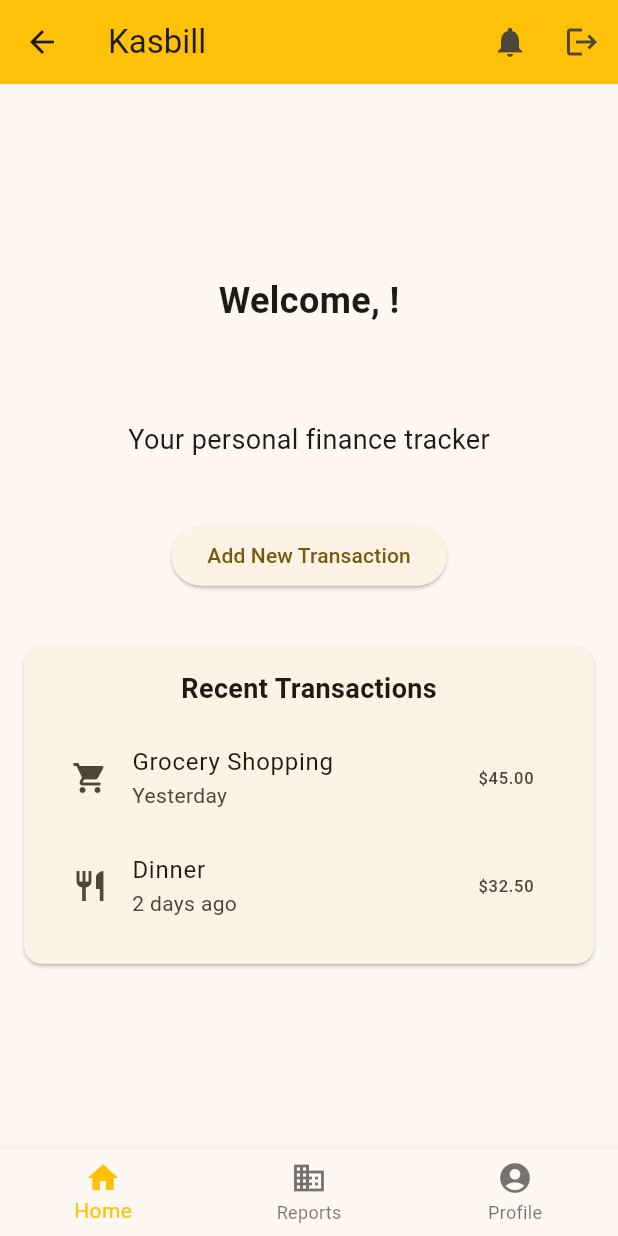
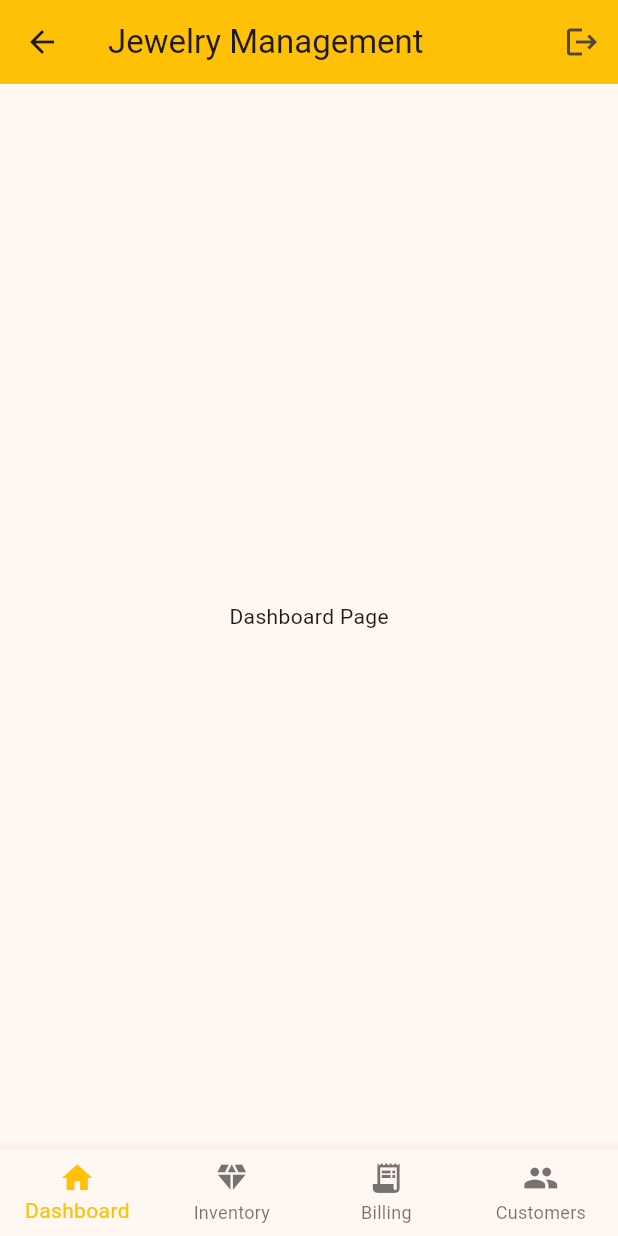
Before and after one commit to kali23041/kasbill-frontend, a Flutter app: the HomePage screen opened by its route, on a phone screen of 412 x 824 dp. Run offline on Flutter 3.47's test engine with Material 3 defaults, Android fonts, the phone set to English and light mode, and no system bars; our stand-ins replace cloud_firestore, firebase_auth, firebase_core, google_sign_in; accounts and stored records are empty; network calls fail.

Commit message:
navbar items added

```diff
--- a/lib/components/navbar.dart
+++ b/lib/components/navbar.dart
@@ -13,18 +13,23 @@ class Navbar extends StatelessWidget {
   @override
   Widget build(BuildContext context) {
     return BottomNavigationBar(
+      type: BottomNavigationBarType.fixed,
       items: const <BottomNavigationBarItem>[
         BottomNavigationBarItem(
           icon: Icon(Icons.home),
-          label: 'Home',
+          label: 'Dashboard',
         ),
         BottomNavigationBarItem(
-          icon: Icon(Icons.business),
-          label: 'Reports',
+          icon: Icon(Icons.diamond),
+          label: 'Inventory',
         ),
         BottomNavigationBarItem(
-          icon: Icon(Icons.account_circle),
-          label: 'Profile',
+          icon: Icon(Icons.receipt_long),
+          label: 'Billing',
+        ),
+        BottomNavigationBarItem(
+          icon: Icon(Icons.people),
+          label: 'Customers',
         ),
       ],
       currentIndex: selectedIndex,
--- a/lib/home_page.dart
+++ b/lib/home_page.dart
@@ -1,6 +1,10 @@
 import 'package:flutter/material.dart';
 import 'package:firebase_auth/firebase_auth.dart';
 import 'components/navbar.dart';
+import 'pages/dashboard_page.dart';
+import 'pages/inventory_page.dart';
+import 'pages/billing_page.dart';
+import 'pages/customers_page.dart';
 
 class HomePage extends StatefulWidget {
   const HomePage({super.key});
@@ -34,92 +38,26 @@ class _HomePageState extends State<HomePage> {
 
   @override
   Widget build(BuildContext context) {
-    User? currentUser = _auth.currentUser;
+    // List of pages to display based on navigation bar selection
+    final List<Widget> pages = [
+      const DashboardPage(),
+      const InventoryPage(),
+      const BillingPage(),
+      const CustomersPage(),
+    ];
 
     return Scaffold(
       appBar: AppBar(
-        title: const Text('Kasbill'),
+        title: const Text('Jewelry Management'),
         backgroundColor: Colors.amber,
         actions: [
-          IconButton(
-            icon: const Icon(Icons.notifications),
-            onPressed: () {
-              // Add notification functionality
-            },
-          ),
           IconButton(
             icon: const Icon(Icons.logout),
             onPressed: _signOut,
           ),
         ],
       ),
-      body: Center(
-        child: Column(
-          mainAxisAlignment: MainAxisAlignment.center,
-          children: <Widget>[
-            if (currentUser?.photoURL != null)
-              CircleAvatar(
-                radius: 50,
-                backgroundImage: NetworkImage(currentUser!.photoURL!),
-              ),
-            const SizedBox(height: 20),
-            Text(
-              'Welcome, ${currentUser?.displayName ?? 'User'}!',
-              style: const TextStyle(fontSize: 24, fontWeight: FontWeight.bold),
-            ),
-            Text(
-              '${currentUser?.email ?? ''}',
-              style: const TextStyle(fontSize: 16),
-            ),
-            const SizedBox(height: 40),
-            const Text(
-              'Your personal finance tracker',
-              style: TextStyle(fontSize: 18),
-            ),
-            const SizedBox(height: 40),
-            ElevatedButton(
-              onPressed: () {
-                // Add functionality
-              },
-              child: const Text('Add New Transaction'),
-            ),
-            const SizedBox(height: 20),
-            Card(
-              margin: const EdgeInsets.all(16),
-              child: Padding(
-                padding: const EdgeInsets.all(16),
-                child: Column(
-                  children: [
-                    const Text(
-                      'Recent Transactions',
-                      style: TextStyle(fontSize: 18, fontWeight: FontWeight.bold),
-                    ),
-                    const SizedBox(height: 10),
-                    ListTile(
-                      leading: const Icon(Icons.shopping_cart),
-                      title: const Text('Grocery Shopping'),
-                      subtitle: const Text('Yesterday'),
-                      trailing: const Text('\$45.00'),
-                      onTap: () {
-                        // Transaction details
-                      },
-                    ),
-                    ListTile(
-                      leading: const Icon(Icons.restaurant),
-                      title: const Text('Dinner'),
-                      subtitle: const Text('2 days ago'),
-                      trailing: const Text('\$32.50'),
-                      onTap: () {
-                        // Transaction details
-                      },
-                    ),
-                  ],
-                ),
-              ),
-            ),
-          ],
-        ),
-      ),
+      body: pages[_selectedIndex],
       bottomNavigationBar: Navbar(
         selectedIndex: _selectedIndex,
         onItemTapped: _onItemTapped,
--- /dev/null
+++ b/lib/pages/billing_page.dart
@@ -0,0 +1,12 @@
+import 'package:flutter/material.dart';
+
+class BillingPage extends StatelessWidget {
+  const BillingPage({super.key});
+
+  @override
+  Widget build(BuildContext context) {
+    return const Center(
+      child: Text('Billing Page'),
+    );
+  }
+}
--- /dev/null
+++ b/lib/pages/customers_page.dart
@@ -0,0 +1,12 @@
+import 'package:flutter/material.dart';
+
+class CustomersPage extends StatelessWidget {
+  const CustomersPage({super.key});
+
+  @override
+  Widget build(BuildContext context) {
+    return const Center(
+      child: Text('Customers Page'),
+    );
+  }
+}
--- /dev/null
+++ b/lib/pages/dashboard_page.dart
@@ -0,0 +1,12 @@
+import 'package:flutter/material.dart';
+
+class DashboardPage extends StatelessWidget {
+  const DashboardPage({super.key});
+
+  @override
+  Widget build(BuildContext context) {
+    return const Center(
+      child: Text('Dashboard Page'),
+    );
+  }
+}
--- /dev/null
+++ b/lib/pages/inventory_page.dart
@@ -0,0 +1,12 @@
+import 'package:flutter/material.dart';
+
+class InventoryPage extends StatelessWidget {
+  const InventoryPage({super.key});
+
+  @override
+  Widget build(BuildContext context) {
+    return const Center(
+      child: Text('Inventory Page'),
+    );
+  }
+}
```
